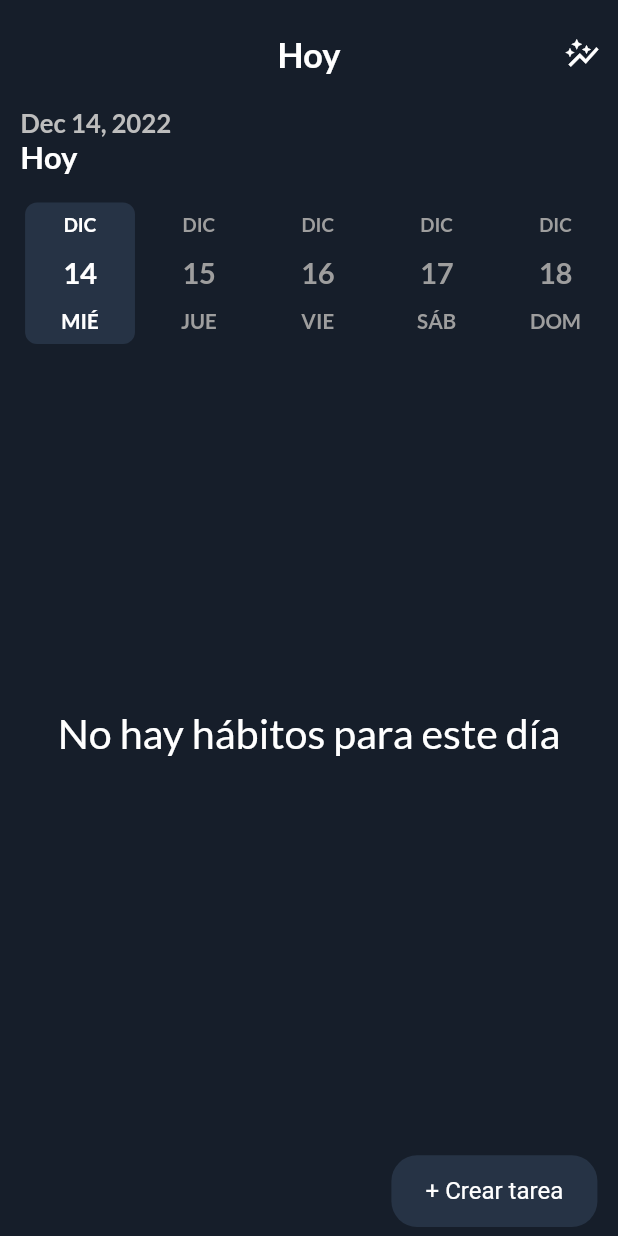
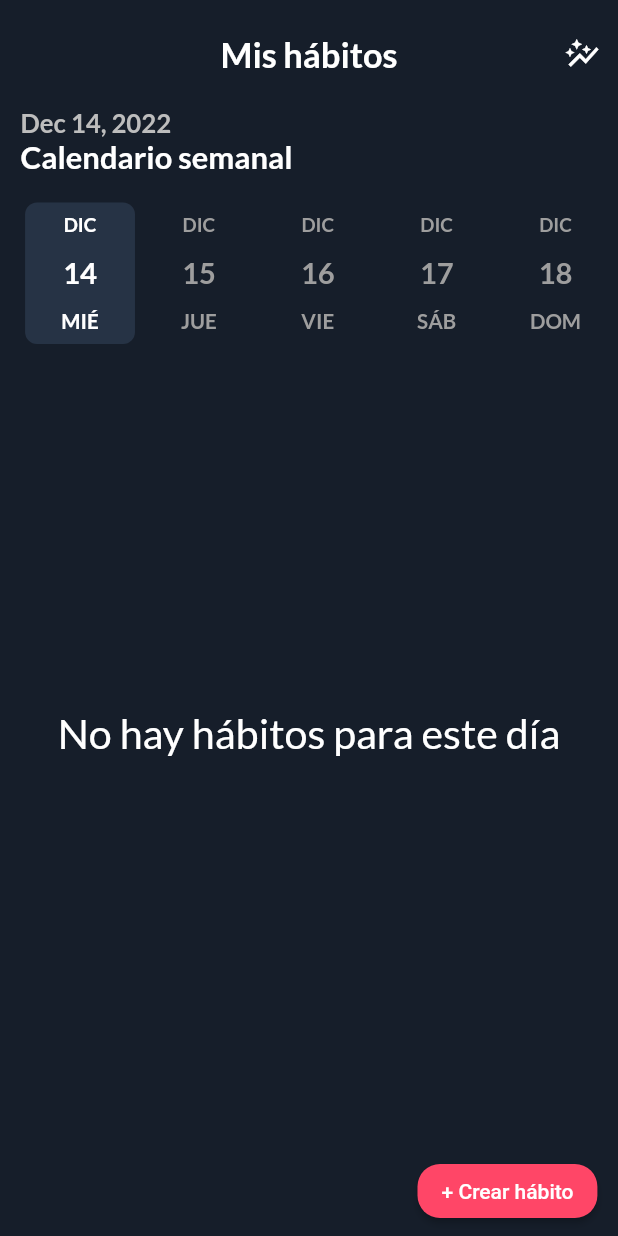
Before and after one commit to DanielM0802/smart_routine, a Flutter app: the screen it shows after launch, on a phone screen of 412 x 824 dp. Run offline on Flutter 3.47's test engine with Material 2 defaults, Android fonts, the phone set to English and light mode, and no system bars; drawn by our look-alikes of date_picker_timeline; our stand-ins replace dropdown_button2, flutter_local_notifications, flutter_native_timezone, flutter_screenutil, get, get_storage and 3 more; accounts and stored records are empty.

Commit message:
cambios en textos y colores de botones

```diff
--- a/lib/views/screens/home_screen.dart
+++ b/lib/views/screens/home_screen.dart
@@ -230,7 +230,7 @@ class _HomeScreenState extends State<HomeScreen> {
       ),
       centerTitle: true,
       title: Text(
-        'Hoy',
+        'Mis hábitos',
         style: GoogleFonts.lato(
           color: _themeController.color,
           fontWeight: FontWeight.bold,
@@ -296,15 +296,21 @@ class _HomeScreenState extends State<HomeScreen> {
   Widget _addTask() => Row(
         mainAxisAlignment: MainAxisAlignment.end,
         children: [
-          Button(
-            label: '+ Crear tarea',
-            onTap: () async {
+          ElevatedButton(
+            onPressed: () async {
               await Get.to(
                 () => AddTaskScreen(),
                 transition: Transition.rightToLeft,
               );
               _homeController.getTasks();
             },
+            child: Text("+ Crear hábito"),
+            style: ElevatedButton.styleFrom(
+              backgroundColor: pinkClr,
+              shape: RoundedRectangleBorder(
+                  //to set border radius to button
+                  borderRadius: BorderRadius.circular(15)),
+            ),
           ),
         ],
       );
@@ -322,7 +328,7 @@ class _HomeScreenState extends State<HomeScreen> {
                 style: Themes().subHeadingTextStyle,
               ),
               Text(
-                'Hoy',
+                'Calendario semanal',
                 style: Themes().headingTextStyle,
               ),
             ],
```
Also changed, not shown: lib/views/screens/add_task_screen.dart (+12 -6 lines).
